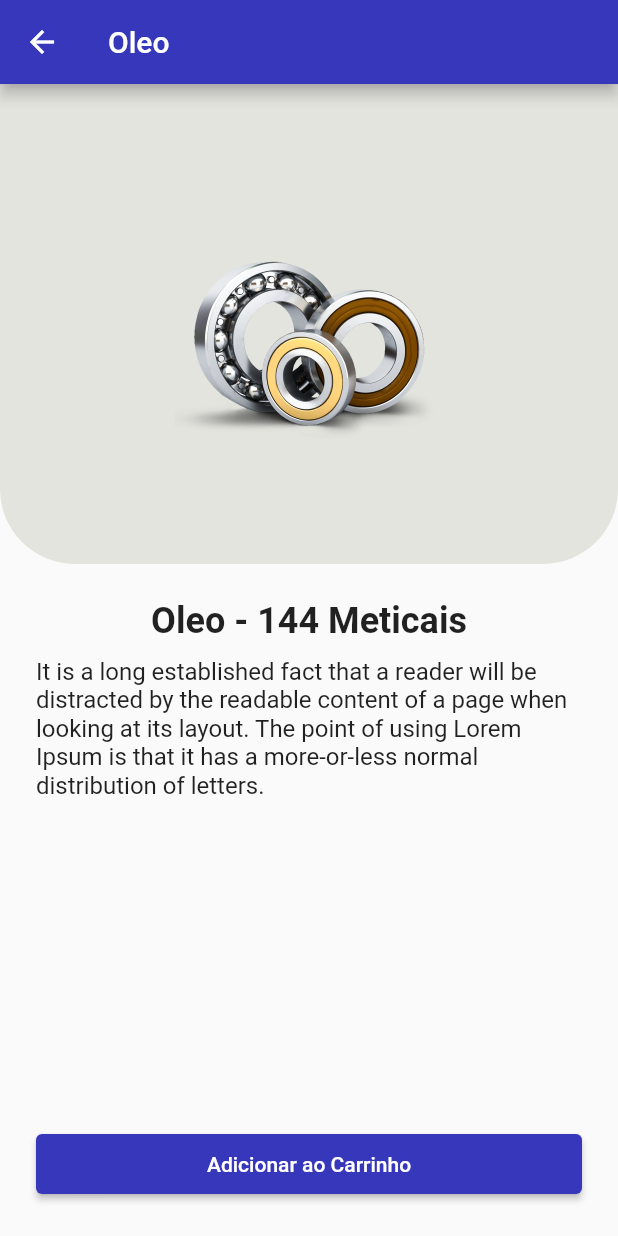
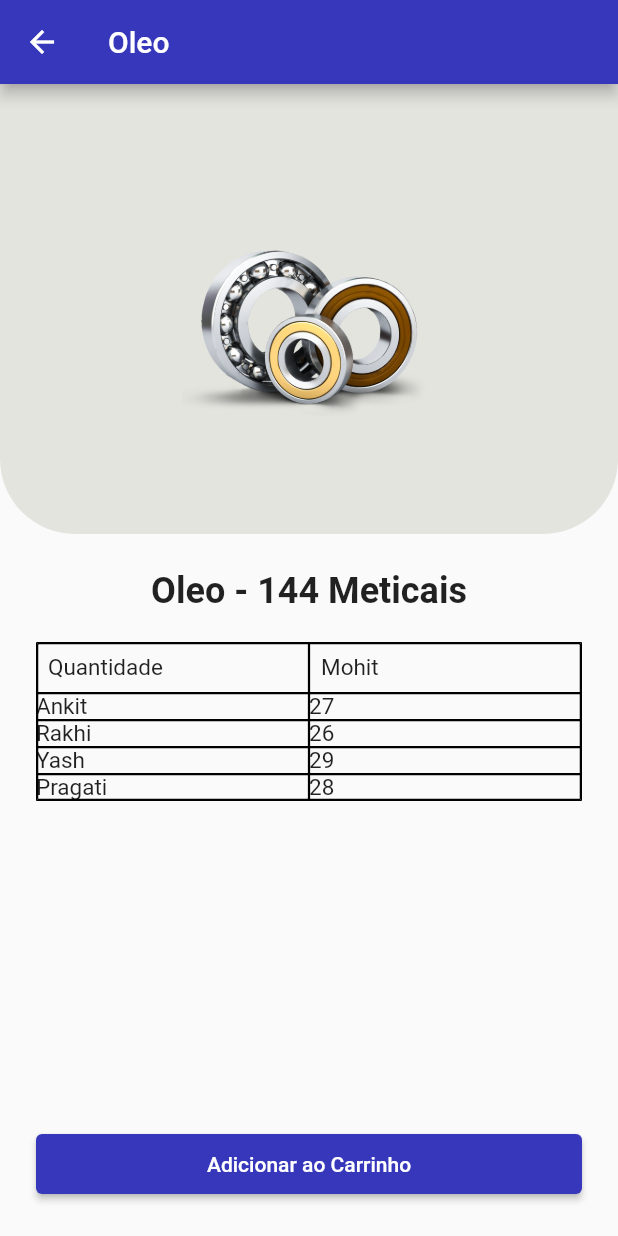
Before and after one commit to marinoricardo/ecommerce_app_flutter, a Flutter app: the screen it shows after launch, after a tap on "Oleo", on a phone screen of 412 x 824 dp. Run offline on Flutter 3.47's test engine with Material 2 defaults, Android fonts, the phone set to English and light mode, and no system bars.

Commit message:
table on Detalhes produto

```diff
--- a/lib/pages/detalhes_produto.dart
+++ b/lib/pages/detalhes_produto.dart
@@ -31,12 +31,12 @@ class _DetalhesProdutoState extends State<DetalhesProduto> {
               ),
               color: Color.fromARGB(255, 228, 228, 223),
             ),
-            height: 320,
+            height: 300,
             width: MediaQuery.of(context).size.width,
             child: Image.asset(
               '${args.image}',
-              height: 300,
-              width: 300,
+              // height: 300,
+              width: double.infinity,
             ),
           ),
           Padding(
@@ -51,12 +51,73 @@ class _DetalhesProdutoState extends State<DetalhesProduto> {
                     style: TextStyle(fontSize: 24, fontWeight: FontWeight.bold),
                   ),
                   SizedBox(
-                    height: 10,
+                    height: 20,
                   ),
-                  Text(
-                    'It is a long established fact that a reader will be distracted by the readable content of a page when looking at its layout. The point of using Lorem Ipsum is that it has a more-or-less normal distribution of letters.',
-                    style: TextStyle(fontSize: 16),
+                  Table(
+                    border: TableBorder.all(color: Colors.black, width: 1.5),
+                    children: const [
+                      TableRow(children: [
+                        Padding(
+                          padding: EdgeInsets.all(8.0),
+                          child: Text(
+                            "Quantidade",
+                            style: TextStyle(fontSize: 15.0),
+                          ),
+                        ),
+                        Padding(
+                          padding: EdgeInsets.all(8.0),
+                          child: Text(
+                            "Mohit",
+                            style: TextStyle(fontSize: 15.0),
+                          ),
+                        ),
+                      ]),
+                      TableRow(children: [
+                        Text(
+                          "Ankit",
+                          style: TextStyle(fontSize: 15.0),
+                        ),
+                        Text(
+                          "27",
+                          style: TextStyle(fontSize: 15.0),
+                        ),
+                      ]),
+                      TableRow(children: [
+                        Text(
+                          "Rakhi",
+                          style: TextStyle(fontSize: 15.0),
+                        ),
+                        Text(
+                          "26",
+                          style: TextStyle(fontSize: 15.0),
+                        ),
+                      ]),
+                      TableRow(children: [
+                        Text(
+                          "Yash",
+                          style: TextStyle(fontSize: 15.0),
+                        ),
+                        Text(
+                          "29",
+                          style: TextStyle(fontSize: 15.0),
+                        ),
+                      ]),
+                      TableRow(children: [
+                        Text(
+                          "Pragati",
+                          style: TextStyle(fontSize: 15.0),
+                        ),
+                        Text(
+                          "28",
+                          style: TextStyle(fontSize: 15.0),
+                        ),
+                      ]),
+                    ],
                   ),
+                  // Text(
+                  //   'It is a long established fact that a reader will be distracted by the readable content of a page when looking at its layout. The point of using Lorem Ipsum is that it has a more-or-less normal distribution of letters.',
+                  //   style: TextStyle(fontSize: 16),
+                  // ),
                 ],
               ),
             ),
```
